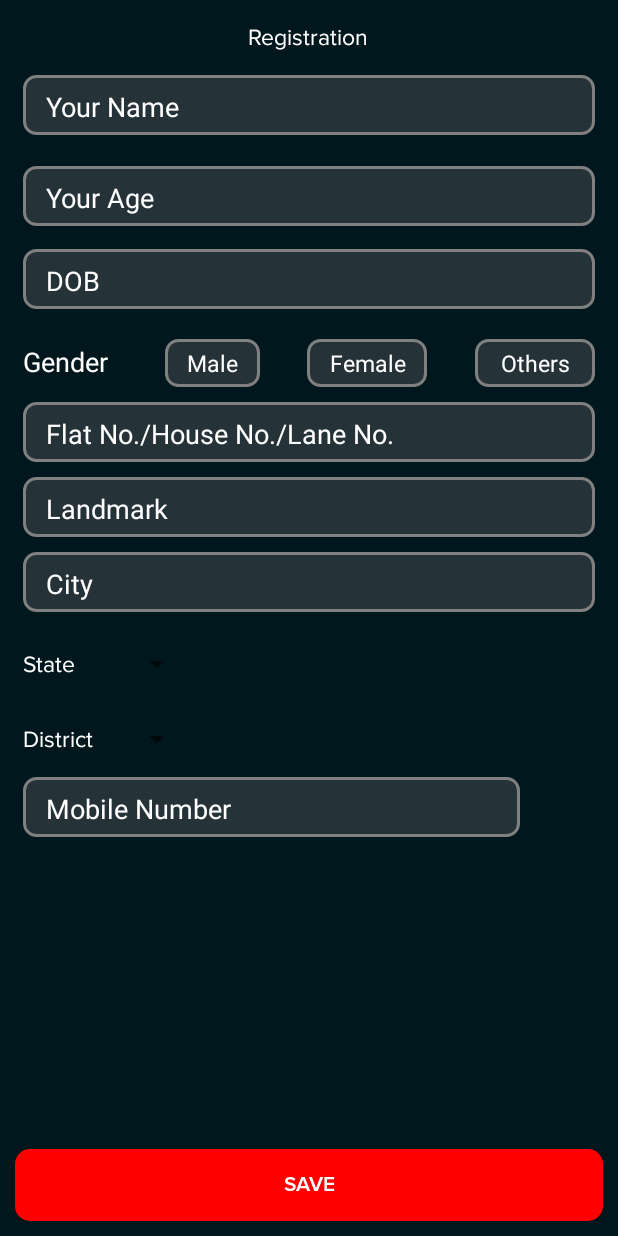
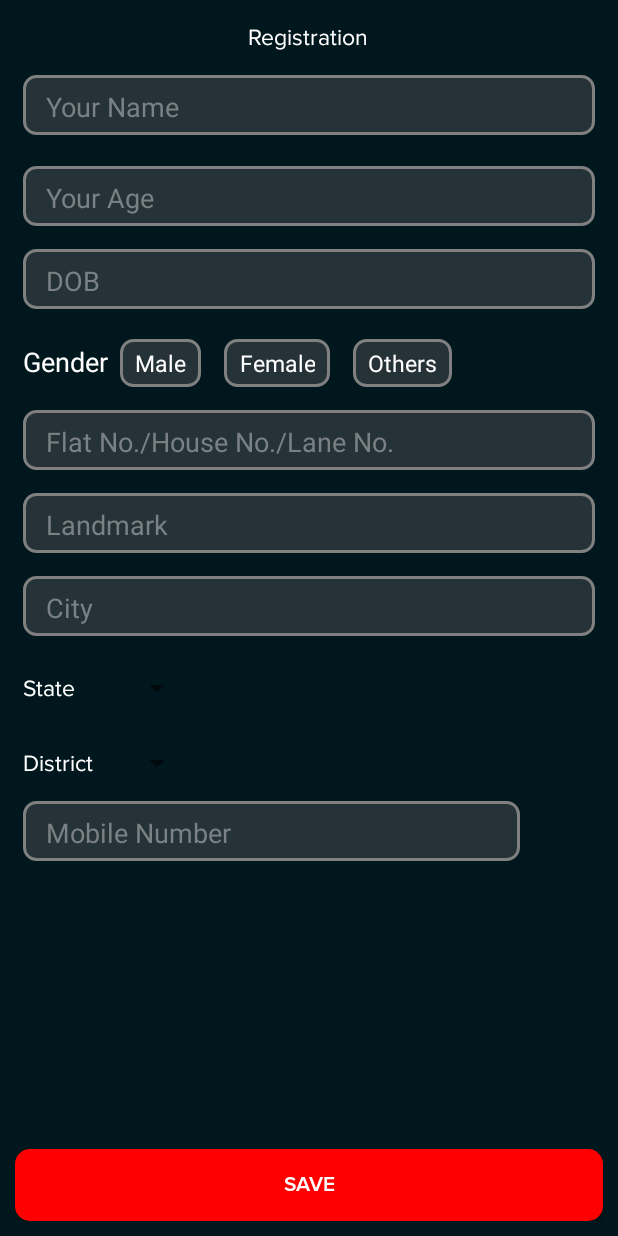
Before and after one commit to unicorn09/SIH, an Android app: the layout activity_registration.xml on its own in the app's theme, with its tools: preview values and no code run, on a phone screen of 412 x 824 dp. Run offline under Robolectric (Android 15) with nearby library versions, the phone set to English and light mode, and no system bars; plain views replace SearchableSpinner.

Commit message:
registration_done

```diff
--- a/app/build.gradle
+++ b/app/build.gradle
@@ -28,6 +28,7 @@ dependencies {
     implementation 'com.android.support:support-v4:28.0.0'
     implementation 'com.android.support:design:28.0.0'
     testImplementation 'junit:junit:4.12'
+    implementation 'com.toptoche.searchablespinner:searchablespinnerlibrary:1.3.1'
     androidTestImplementation 'com.android.support.test:runner:1.0.2'
     androidTestImplementation 'com.android.support.test.espresso:espresso-core:3.0.2'
     implementation 'com.android.support:recyclerview-v7:28.0.0'
--- a/app/src/main/java/com/saibaba/hackathon/SignUp/Login.java
+++ b/app/src/main/java/com/saibaba/hackathon/SignUp/Login.java
@@ -193,14 +193,14 @@ public class Login extends AppCompatActivity {
     }
 
     private void secondActivity() {
-        Intent i=new Intent(getApplicationContext(), MainActivity.class);
+        Intent i=new Intent(getApplicationContext(), Registration.class);
         i.putExtra("Name2",name2);
         startActivity(i);
         finish();
     }
 
     private void nextActivity() {
-        Intent i=new Intent(getApplicationContext(), MainActivity.class);
+        Intent i=new Intent(getApplicationContext(), Registration.class);
         i.putExtra("Name2",name2);
         startActivity(i);
         finish();
@@ -220,7 +220,7 @@ public class Login extends AppCompatActivity {
             public void onDataChange(DataSnapshot dataSnapshot) {
                 if (dataSnapshot.exists()) {
                     progressDialog.dismiss();
-                    secondActivity();
+                    startActivity(new Intent(Login.this,Registration.class));
 
                 }
             }
--- a/app/src/main/res/layout/activity_registration.xml
+++ b/app/src/main/res/layout/activity_registration.xml
@@ -3,8 +3,9 @@
 <RelativeLayout android:layout_width="match_parent"
     android:layout_height="match_parent"
     xmlns:android="http://schemas.android.com/apk/res/android"
+    xmlns:tools="http://schemas.android.com/tools"
     android:background="@color/bg_color"
-    xmlns:app="http://schemas.android.com/apk/res-auto">
+    tools:context=".SignUp.Registration">
     <ScrollView
         android:layout_width="match_parent"
         android:layout_height="match_parent"
@@ -62,8 +63,8 @@
                 android:layout_margin="15dp"
                 android:inputType="textPersonName"
                 android:paddingLeft="15dp"
-                android:textColor="#fff"
-                android:textColorHint="#fff"/>
+                android:textColor="#798184"
+                android:textColorHint="#798184"/>
             <EditText
                 android:id="@+id/info_age"
                 android:layout_width="match_parent"
@@ -76,8 +77,8 @@
                 android:inputType="numberDecimal"
                 android:maxLength="3"
                 android:paddingLeft="15dp"
-                android:textColorHint="#fff"
-                android:textColor="#fff"/>
+                android:textColorHint="#798184"
+                android:textColor="#798184"/>
             <EditText
                 android:id="@+id/info_dob"
                 android:layout_width="match_parent"
@@ -89,8 +90,8 @@
                 android:layout_marginRight="15dp"
                 android:inputType="date"
                 android:paddingLeft="15dp"
-                android:textColorHint="#fff"
-                android:textColor="#fff"/>
+                android:textColorHint="#798184"
+                android:textColor="#798184"/>
 
             <LinearLayout
                 android:id="@+id/gender_layout"
@@ -103,8 +104,7 @@
                 android:weightSum="12">
 
                 <TextView
-                    android:layout_width="0dp"
-                    android:layout_weight="2"
+                    android:layout_width="wrap_content"
                     android:layout_height="wrap_content"
                     android:text="Gender"
                     android:gravity="start"
@@ -117,27 +117,20 @@
 
                 <TextView
                     android:id="@+id/info_male"
-                    android:layout_width="0dp"
-                    android:layout_weight="2"
+                    android:layout_width="wrap_content"
                     android:layout_height="wrap_content"
                     android:background="@drawable/bg_edittext"
+                    android:text="Male"
+                    android:gravity="center"
+                    android:textColor="#fff"
+                    android:textSize="15sp"
                     android:paddingStart="10dp"
                     android:paddingEnd="10dp"
                     android:paddingTop="5dp"
-                    android:paddingBottom="5dp"
-                    android:text="Male"
-                    android:gravity="center"
-                    android:textColor="#fff"
-                    android:textSize="15sp" />
-
-                <View
-                    android:layout_width="0dp"
-                    android:layout_height="0dp"
-                    android:layout_weight="1"/>
+                    android:paddingBottom="5dp"/>
                 <TextView
                     android:id="@+id/info_female"
-                    android:layout_width="0dp"
-                    android:layout_weight="2.5"
+                    android:layout_width="wrap_content"
                     android:layout_height="wrap_content"
                     android:gravity="center"
                     android:background="@drawable/bg_edittext"
@@ -147,16 +140,11 @@
                     android:paddingBottom="5dp"
                     android:text="Female"
                     android:textColor="#fff"
-                    android:textSize="15sp" />
-                <View
-                    android:layout_width="0dp"
-                    android:layout_height="0dp"
-                    android:layout_weight="1"/>
-
+                    android:textSize="15sp"
+                    android:layout_marginHorizontal="15dp"/>
                 <TextView
                     android:id="@+id/info_other"
-                    android:layout_width="0dp"
-                    android:layout_weight="2.5"
+                    android:layout_width="wrap_content"
                     android:layout_height="wrap_content"
                     android:background="@drawable/bg_edittext"
                     android:paddingStart="10dp"
@@ -177,11 +165,10 @@
                 android:background="@drawable/bg_edittext"
                 android:hint="Flat No./House No./Lane No."
                 android:layout_marginHorizontal="15dp"
-                android:layout_marginTop="10dp"
-                android:inputType="textPersonName"
+                android:layout_marginTop="15dp"
                 android:paddingLeft="15dp"
-                android:textColor="#fff"
-                android:textColorHint="#fff"/>
+                android:textColor="#798184"
+                android:textColorHint="#798184"/>
             <EditText
                 android:id="@+id/info_Address2"
                 android:layout_width="match_parent"
@@ -189,11 +176,11 @@
                 android:background="@drawable/bg_edittext"
                 android:hint="Landmark"
                 android:layout_marginHorizontal="15dp"
-                android:layout_marginTop="10dp"
+                android:layout_marginTop="15dp"
                 android:inputType="textPersonName"
                 android:paddingLeft="15dp"
-                android:textColor="#fff"
-                android:textColorHint="#fff"/>
+                android:textColor="#798184"
+                android:textColorHint="#798184"/>
             <EditText
                 android:id="@+id/info_city"
                 android:layout_width="match_parent"
@@ -201,11 +188,11 @@
                 android:background="@drawable/bg_edittext"
                 android:hint="City"
                 android:layout_marginHorizontal="15dp"
-                android:layout_marginTop="10dp"
+                android:layout_marginTop="15dp"
                 android:inputType="textPersonName"
                 android:paddingLeft="15dp"
-                android:textColor="#fff"
-                android:textColorHint="#fff"/>
+                android:textColor="#798184"
+                android:textColorHint="#798184"/>
             <LinearLayout
                 android:id="@+id/state_layout"
                 android:layout_width="match_parent"
@@ -276,9 +263,10 @@
         android:hint="Mobile Number"
         android:inputType="number"
         android:paddingLeft="15dp"
-        android:textColor="#fff"
-        android:textColorHint="#fff" />
+        android:textColor="#798184"
+        android:textColorHint="#798184" />
 <ImageView
+    android:id="@+id/userverified_success"
     android:layout_width="wrap_content"
     android:layout_height="wrap_content"
     android:layout_marginTop="15dp"
--- /dev/null
+++ b/app/src/main/res/layout/element_main_recycler.xml
@@ -0,0 +1,6 @@
+<?xml version="1.0" encoding="utf-8"?>
+<android.support.constraint.ConstraintLayout
+    xmlns:android="http://schemas.android.com/apk/res/android" android:layout_width="match_parent"
+    android:layout_height="match_parent">
+
+</android.support.constraint.ConstraintLayout>
```
Also changed, not shown: app/src/main/res/drawable/bg_edittextselected.xml (added, +20 -0 lines).
